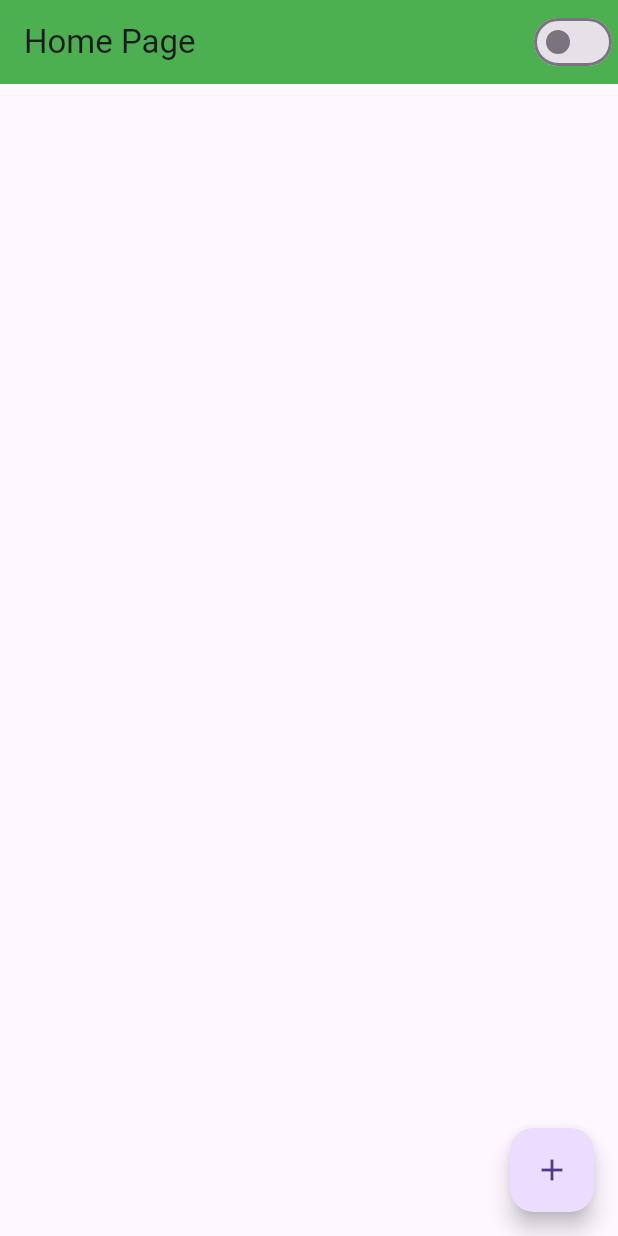
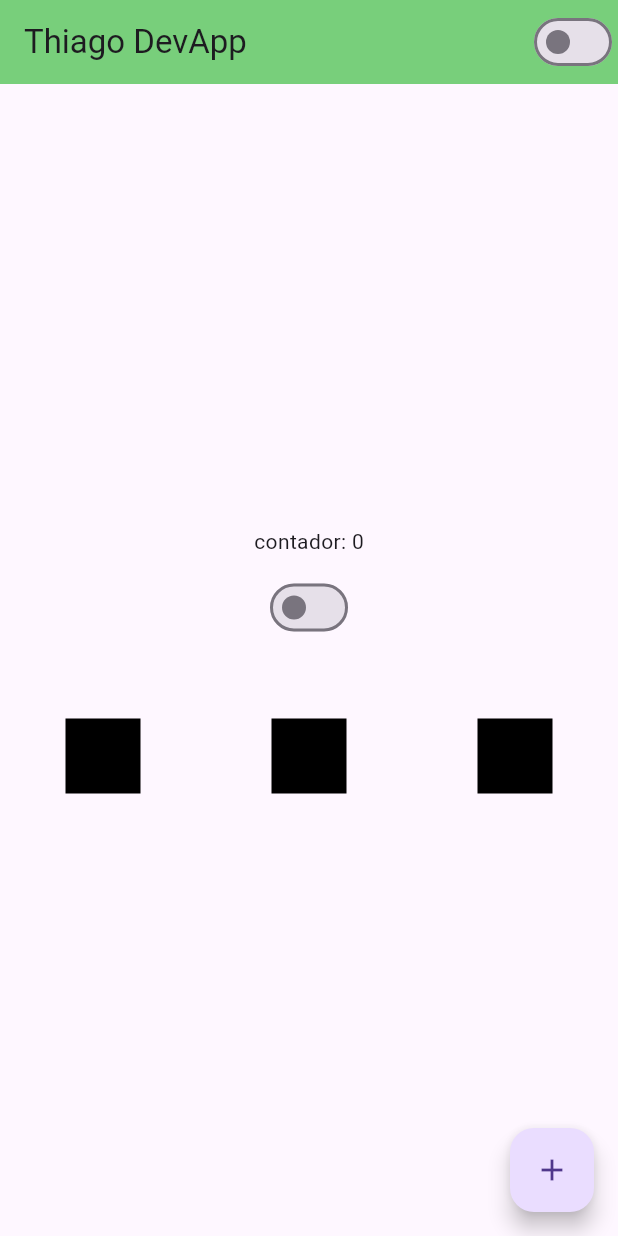
Before and after one commit to thfields/Flutter_Learn, a Flutter app: the screen it shows after launch, on a phone screen of 412 x 824 dp. Run offline on Flutter 3.47's test engine with Material 3 defaults, Android fonts, the phone set to English and light mode, and no system bars.

Commit message:
práticas flutter row e column

```diff
--- a/lib/app_widget.dart
+++ b/lib/app_widget.dart
@@ -16,6 +16,7 @@ class AppWidget extends StatelessWidget {
               : Brightness.light,
           ),
           home: HomePage(),
+           debugShowCheckedModeBanner: false,
         );
     }
 
--- a/lib/home_page.dart
+++ b/lib/home_page.dart
@@ -18,11 +18,49 @@ class HomePageState extends State<HomePage> {
   Widget build(BuildContext context) {
     return Scaffold(
       appBar: AppBar(
-        title: Text('Home Page'),
+        title: Text('Thiago DevApp'),
         actions: [
           CustomSwitch(),
         ],
-        backgroundColor: Colors.green,
+        backgroundColor: const Color.fromARGB(255, 120, 207, 123),
+      ),
+      body: Container(
+        width: double.infinity,
+        height: double.infinity,
+        child: Column(
+          mainAxisAlignment: MainAxisAlignment.center,
+          children: [
+            Text('contador: $counter'),
+            Container(
+              height: 10,
+            ),
+            CustomSwitch(),
+            Container(
+              height: 50,
+            ),
+            Row(
+              mainAxisAlignment: MainAxisAlignment.spaceAround,
+              crossAxisAlignment: CrossAxisAlignment.center,
+              children: [
+                Container(
+                  width: 50,
+                  height: 50,
+                  color: Colors.black
+                ),
+                Container(
+                  width: 50,
+                  height: 50,
+                  color: Colors.black
+                ),
+                Container(
+                  width: 50,
+                  height: 50,
+                  color: Colors.black
+                ),
+            ],
+            )
+          ],
+        ),
       ),
       floatingActionButton: FloatingActionButton(
         child: Icon(Icons.add),
```
